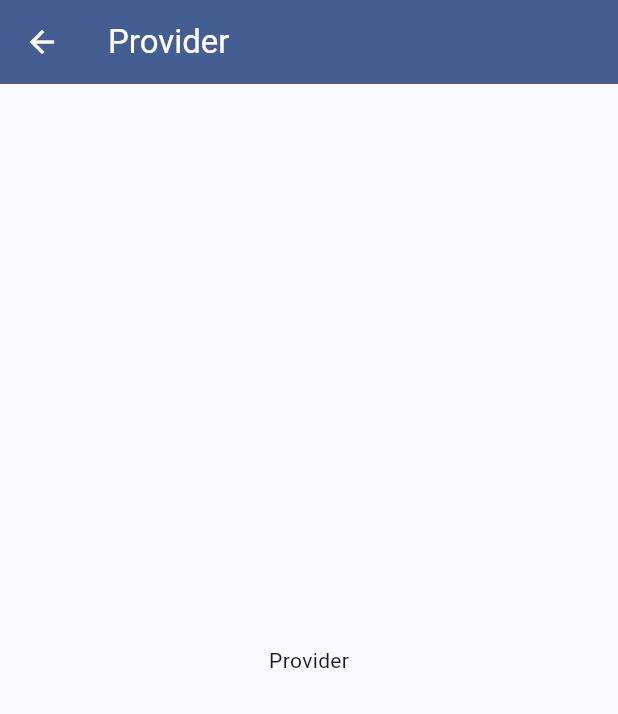
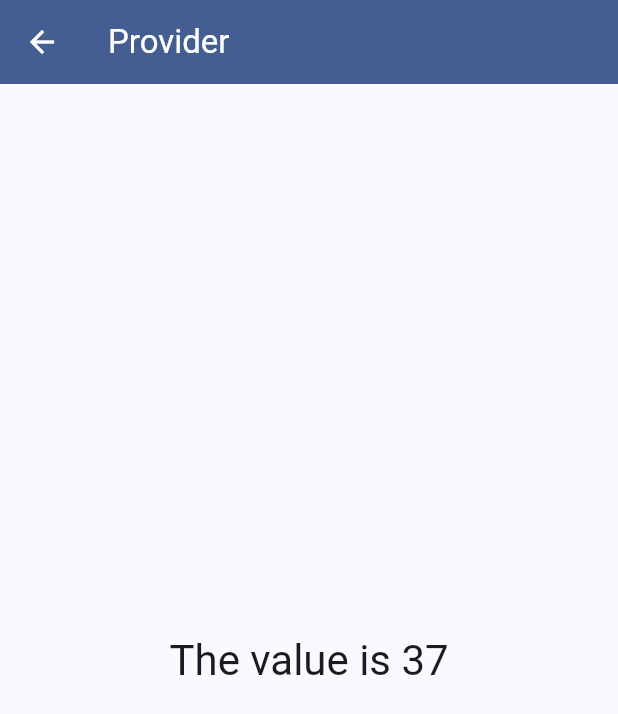
Before and after one commit to md-siam/riverpod_concept, a Flutter app: the ProviderPage screen opened directly, on a phone screen of 412 x 824 dp. Shown: the top 714 px of the screen. Run offline on Flutter 3.47's test engine with Material 2 defaults, Android fonts, the light colour scheme and no system bars; our stand-ins replace flutter_riverpod.

Commit message:
Provider done

```diff
--- a/lib/src/pages/provider_page.dart
+++ b/lib/src/pages/provider_page.dart
@@ -1,4 +1,11 @@
 import 'package:flutter/material.dart';
+import 'package:flutter_riverpod/flutter_riverpod.dart';
+
+/// This provider is [read only]
+
+final valueProvider = Provider<int>(
+  (ref) => 37,
+);
 
 class ProviderPage extends StatelessWidget {
   final String appBarTitle;
@@ -20,12 +27,14 @@ class ProviderPage extends StatelessWidget {
           style: const TextStyle(color: Colors.white),
         ),
       ),
-      body:  Center(
-        child: Column(
-          mainAxisAlignment: MainAxisAlignment.center,
-          children: [
-            Text(appBarTitle),
-          ],
+      body: Center(
+        child: Consumer(
+          builder: (context, ref, child) {
+            return Text(
+              'The value is ${ref.watch(valueProvider)}',
+              style: Theme.of(context).textTheme.headlineMedium,
+            );
+          },
         ),
       ),
     );
```
Also changed, not shown: 1 other file.
